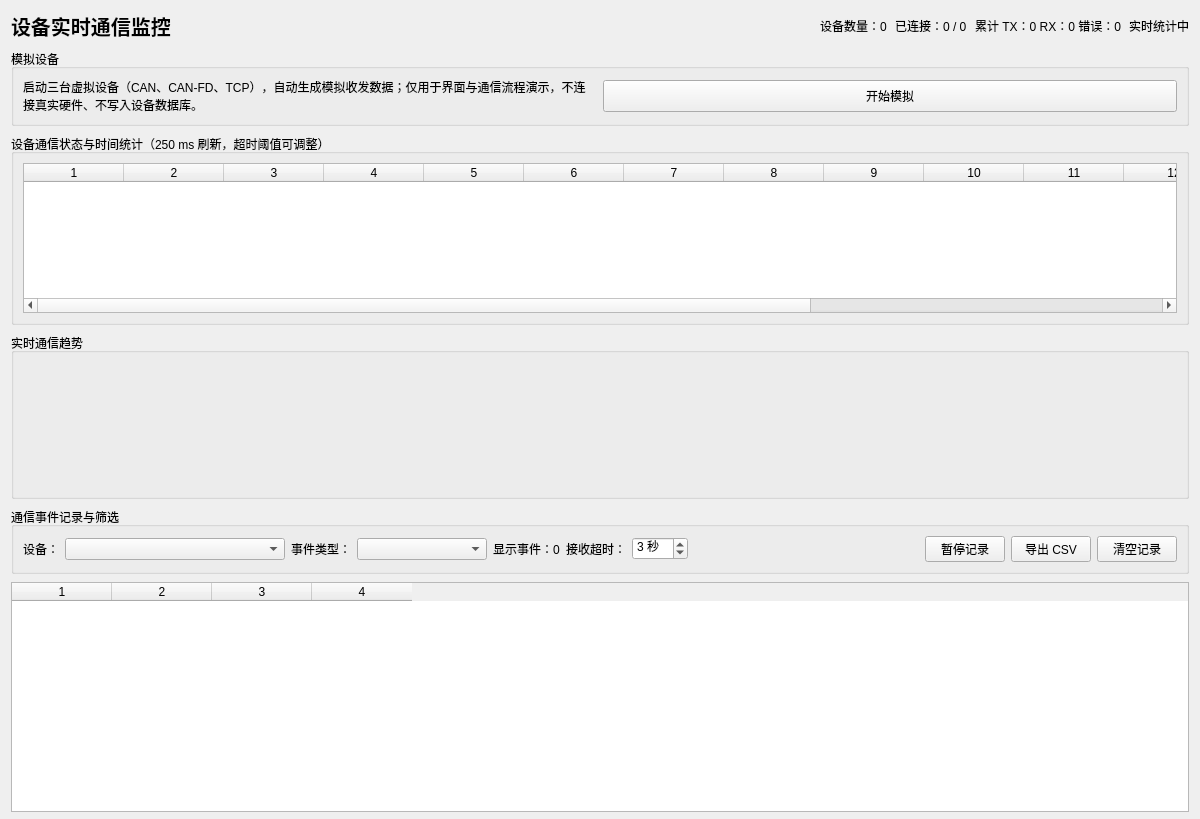
Old version of the form src/pages/MonitorPage.ui in the repository niudamei/IndustrialHub.
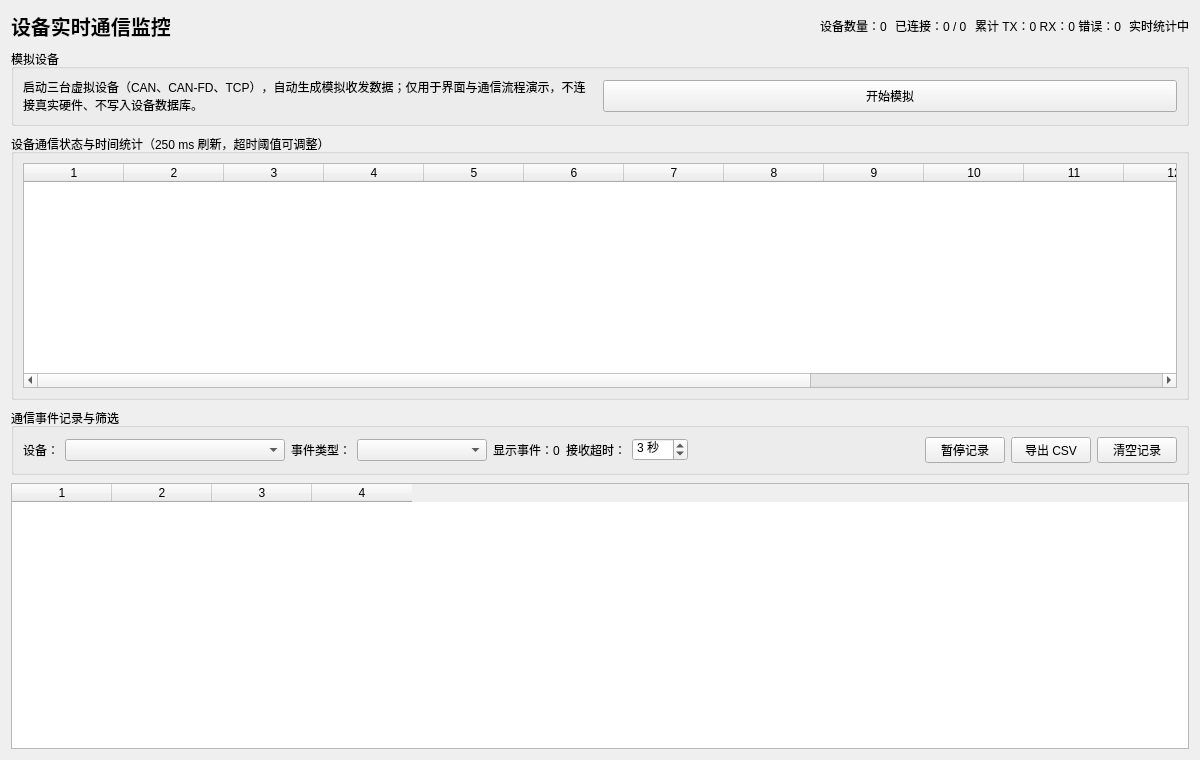
New version of the form.

Commit message: Move trend chart out of monitor page

```diff
--- a/src/pages/MonitorPage.ui
+++ b/src/pages/MonitorPage.ui
@@ -58,18 +58,6 @@
      </layout>
     </widget>
    </item>
-   <item>
-    <widget class="QGroupBox" name="trafficChartGroup">
-     <property name="title"><string>实时通信趋势</string></property>
-     <layout class="QVBoxLayout" name="trafficChartLayout">
-      <item>
-       <widget class="QWidget" name="trafficChartHost" native="true">
-        <property name="minimumSize"><size><width>0</width><height>125</height></size></property>
-       </widget>
-      </item>
-     </layout>
-    </widget>
-   </item>
    <item>
     <widget class="QGroupBox" name="filterGroup">
      <property name="title"><string>通信事件记录与筛选</string></property>
```
